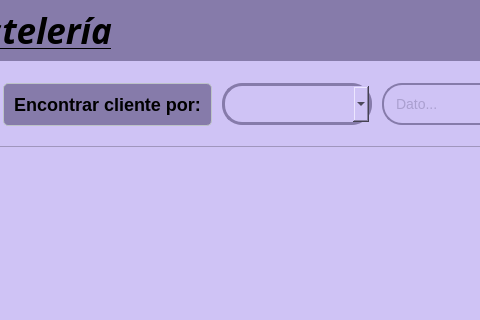
First picture: the form in app/view/ui/clienteView.ui, repository ErickSanat/POS-PythonQt, before the edit; both pictures show x 323 to 803 and y 0 to 320 of the 1201 by 680 pixel window.
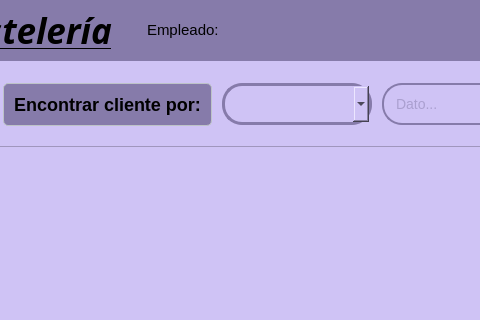
Second picture: the form after the edit. Icons and pictures are not drawn.

Commit message: update: label de quien esta iniciado

Patch:
```diff
--- a/app/view/ui/clienteView.ui
+++ b/app/view/ui/clienteView.ui
@@ -756,6 +756,29 @@
       </size>
      </property>
     </widget>
+    <widget class="QLabel" name="labelEmpleado">
+     <property name="geometry">
+      <rect>
+       <x>470</x>
+       <y>0</y>
+       <width>186</width>
+       <height>59</height>
+      </rect>
+     </property>
+     <property name="font">
+      <font>
+       <pointsize>11</pointsize>
+      </font>
+     </property>
+     <property name="styleSheet">
+      <string notr="true">color: #00000;
+font-size: 14px;
+color: rgb(134, 123, 170);</string>
+     </property>
+     <property name="text">
+      <string>Empleado:</string>
+     </property>
+    </widget>
    </widget>
   </widget>
   <widget class="QFrame" name="frameFlotante">
```
The commit also changes 19 other files.
